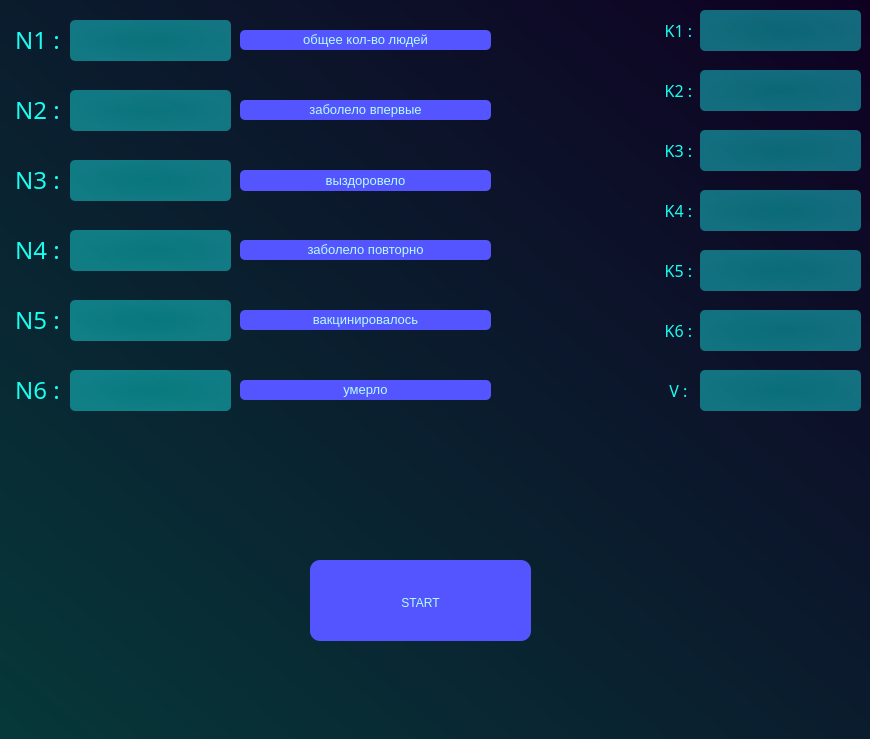
Above: window.ui from V-L-A-P-P/EpidemicSimulation before the change. Below: the same form after it.
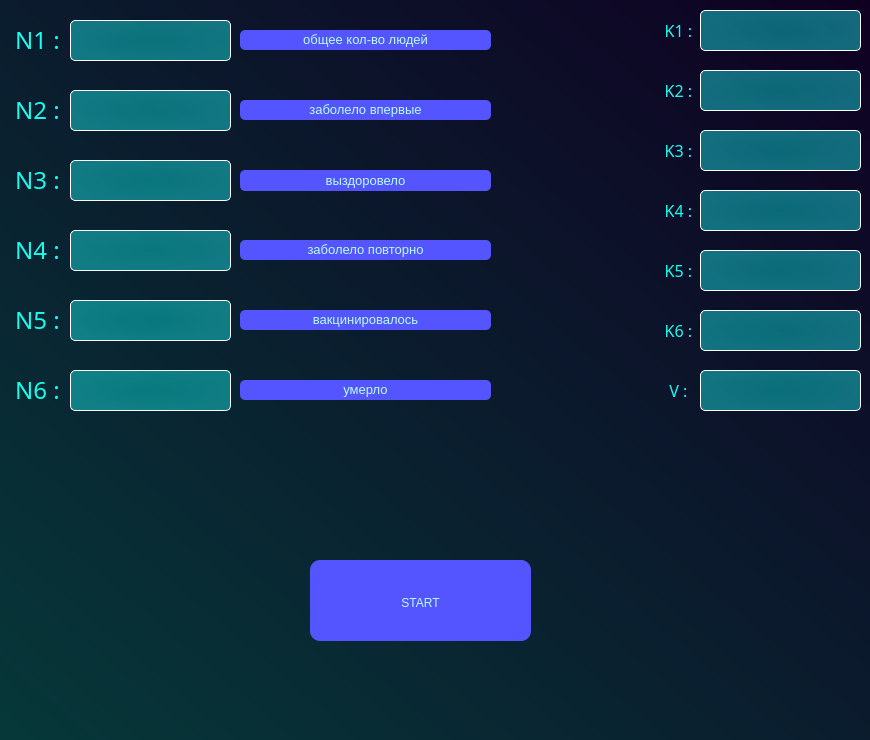
That is the form after the change.

Diff of the .ui file:
```diff
--- a/window.ui
+++ b/window.ui
@@ -7,7 +7,7 @@
     <x>0</x>
     <y>0</y>
     <width>870</width>
-    <height>739</height>
+    <height>740</height>
    </rect>
   </property>
   <property name="windowTitle">
@@ -72,10 +72,13 @@
      <string>&lt;html&gt;&lt;head/&gt;&lt;body&gt;&lt;p align=&quot;center&quot;&gt;&lt;br/&gt;&lt;/p&gt;&lt;/body&gt;&lt;/html&gt;</string>
     </property>
     <property name="styleSheet">
-     <string notr="true">background-color: qradialgradient(spread:pad, cx:0.5, cy:0.5, radius:0.5, fx:0.5, fy:0.5, stop:0 rgba(7, 248, 240, 102), stop:1 rgba(27, 255, 255, 104));
+     <string notr="true">QLineEdit{
+background-color: qradialgradient(spread:pad, cx:0.5, cy:0.5, radius:0.5, fx:0.5, fy:0.5, stop:0 rgba(7, 248, 240, 102), stop:1 rgba(27, 255, 255, 104));
 font: 14pt &quot;MS Shell Dlg 2&quot;;
 color: rgb(0, 255, 255);
-border-radius: 5px</string>
+border: 1px solid rgb(255, 255, 255);
+border-radius: 5px
+}</string>
     </property>
     <property name="text">
      <string/>
@@ -142,10 +145,13 @@
      <string>&lt;html&gt;&lt;head/&gt;&lt;body&gt;&lt;p align=&quot;center&quot;&gt;&lt;br/&gt;&lt;/p&gt;&lt;/body&gt;&lt;/html&gt;</string>
     </property>
     <property name="styleSheet">
-     <string notr="true">background-color: qradialgradient(spread:pad, cx:0.5, cy:0.5, radius:0.5, fx:0.5, fy:0.5, stop:0 rgba(7, 248, 240, 102), stop:1 rgba(27, 255, 255, 104));
+     <string notr="true">QLineEdit{
+background-color: qradialgradient(spread:pad, cx:0.5, cy:0.5, radius:0.5, fx:0.5, fy:0.5, stop:0 rgba(7, 248, 240, 102), stop:1 rgba(27, 255, 255, 104));
 font: 14pt &quot;MS Shell Dlg 2&quot;;
 color: rgb(0, 255, 255);
-border-radius: 5px</string>
+border: 1px solid rgb(255, 255, 255);
+border-radius: 5px
+}</string>
     </property>
     <property name="text">
      <string/>
@@ -344,10 +350,13 @@
      <string>&lt;html&gt;&lt;head/&gt;&lt;body&gt;&lt;p align=&quot;center&quot;&gt;&lt;br/&gt;&lt;/p&gt;&lt;/body&gt;&lt;/html&gt;</string>
     </property>
     <property name="styleSheet">
-     <string notr="true">background-color: qradialgradient(spread:pad, cx:0.5, cy:0.5, radius:0.5, fx:0.5, fy:0.5, stop:0 rgba(7, 248, 240, 102), stop:1 rgba(27, 255, 255, 104));
+     <string notr="true">QLineEdit{
+background-color: qradialgradient(spread:pad, cx:0.5, cy:0.5, radius:0.5, fx:0.5, fy:0.5, stop:0 rgba(7, 248, 240, 102), stop:1 rgba(27, 255, 255, 104));
 font: 14pt &quot;MS Shell Dlg 2&quot;;
 color: rgb(0, 255, 255);
-border-radius: 5px</string>
+border: 1px solid rgb(255, 255, 255);
+border-radius: 5px
+}</string>
     </property>
     <property name="text">
      <string/>
@@ -381,10 +390,13 @@
      <string>&lt;html&gt;&lt;head/&gt;&lt;body&gt;&lt;p align=&quot;center&quot;&gt;&lt;br/&gt;&lt;/p&gt;&lt;/body&gt;&lt;/html&gt;</string>
     </property>
     <property name="styleSheet">
-     <string notr="true">background-color: qradialgradient(spread:pad, cx:0.5, cy:0.5, radius:0.5, fx:0.5, fy:0.5, stop:0 rgba(7, 248, 240, 102), stop:1 rgba(27, 255, 255, 104));
+     <string notr="true">QLineEdit{
+background-color: qradialgradient(spread:pad, cx:0.5, cy:0.5, radius:0.5, fx:0.5, fy:0.5, stop:0 rgba(7, 248, 240, 102), stop:1 rgba(27, 255, 255, 104));
 font: 14pt &quot;MS Shell Dlg 2&quot;;
 color: rgb(0, 255, 255);
-border-radius: 5px</string>
+border: 1px solid rgb(255, 255, 255);
+border-radius: 5px
+}</string>
     </property>
     <property name="text">
      <string/>
@@ -418,10 +430,13 @@
      <string>&lt;html&gt;&lt;head/&gt;&lt;body&gt;&lt;p align=&quot;center&quot;&gt;&lt;br/&gt;&lt;/p&gt;&lt;/body&gt;&lt;/html&gt;</string>
     </property>
     <property name="styleSheet">
-     <string notr="true">background-color: qradialgradient(spread:pad, cx:0.5, cy:0.5, radius:0.5, fx:0.5, fy:0.5, stop:0 rgba(7, 248, 240, 102), stop:1 rgba(27, 255, 255, 104));
+     <string notr="true">QLineEdit{
+background-color: qradialgradient(spread:pad, cx:0.5, cy:0.5, radius:0.5, fx:0.5, fy:0.5, stop:0 rgba(7, 248, 240, 102), stop:1 rgba(27, 255, 255, 104));
 font: 14pt &quot;MS Shell Dlg 2&quot;;
 color: rgb(0, 255, 255);
-border-radius: 5px</string>
+border: 1px solid rgb(255, 255, 255);
+border-radius: 5px
+}</string>
     </property>
     <property name="text">
      <string/>
@@ -455,11 +470,13 @@
      <string>&lt;html&gt;&lt;head/&gt;&lt;body&gt;&lt;p align=&quot;center&quot;&gt;&lt;br/&gt;&lt;/p&gt;&lt;/body&gt;&lt;/html&gt;</string>
     </property>
     <property name="styleSheet">
-     <string notr="true">background-color: qradialgradient(spread:pad, cx:0.5, cy:0.5, radius:0.5, fx:0.5, fy:0.5, stop:0 rgba(7, 248, 240, 102), stop:1 rgba(27, 255, 255, 104));
+     <string notr="true">QLineEdit{
+background-color: qradialgradient(spread:pad, cx:0.5, cy:0.5, radius:0.5, fx:0.5, fy:0.5, stop:0 rgba(7, 248, 240, 102), stop:1 rgba(27, 255, 255, 104));
 font: 14pt &quot;MS Shell Dlg 2&quot;;
 color: rgb(0, 255, 255);
+border: 1px solid rgb(255, 255, 255);
 border-radius: 5px
-</string>
+}</string>
     </property>
     <property name="text">
      <string/>
@@ -493,10 +510,13 @@
      <string>&lt;html&gt;&lt;head/&gt;&lt;body&gt;&lt;p align=&quot;center&quot;&gt;&lt;br/&gt;&lt;/p&gt;&lt;/body&gt;&lt;/html&gt;</string>
     </property>
     <property name="styleSheet">
-     <string notr="true">background-color: qradialgradient(spread:pad, cx:0.5, cy:0.5, radius:0.5, fx:0.5, fy:0.5, stop:0 rgba(7, 248, 240, 102), stop:1 rgba(27, 255, 255, 104));
+     <string notr="true">QLineEdit{
+background-color: qradialgradient(spread:pad, cx:0.5, cy:0.5, radius:0.5, fx:0.5, fy:0.5, stop:0 rgba(7, 248, 240, 102), stop:1 rgba(27, 255, 255, 104));
 font: 14pt &quot;MS Shell Dlg 2&quot;;
 color: rgb(0, 255, 255);
-border-radius: 5px</string>
+border: 1px solid rgb(255, 255, 255);
+border-radius: 5px
+}</string>
     </property>
     <property name="text">
      <string/>
@@ -629,10 +649,13 @@
      <string>&lt;html&gt;&lt;head/&gt;&lt;body&gt;&lt;p align=&quot;center&quot;&gt;&lt;br/&gt;&lt;/p&gt;&lt;/body&gt;&lt;/html&gt;</string>
     </property>
     <property name="styleSheet">
-     <string notr="true">background-color: qradialgradient(spread:pad, cx:0.5, cy:0.5, radius:0.5, fx:0.5, fy:0.5, stop:0 rgba(7, 248, 240, 102), stop:1 rgba(27, 255, 255, 104));
+     <string notr="true">QLineEdit{
+background-color: qradialgradient(spread:pad, cx:0.5, cy:0.5, radius:0.5, fx:0.5, fy:0.5, stop:0 rgba(7, 248, 240, 102), stop:1 rgba(27, 255, 255, 104));
 font: 14pt &quot;MS Shell Dlg 2&quot;;
 color: rgb(0, 255, 255);
-border-radius: 5px</string>
+border: 1px solid rgb(255, 255, 255);
+border-radius: 5px
+}</string>
     </property>
     <property name="text">
      <string/>
@@ -666,10 +689,13 @@
      <string>&lt;html&gt;&lt;head/&gt;&lt;body&gt;&lt;p align=&quot;center&quot;&gt;&lt;br/&gt;&lt;/p&gt;&lt;/body&gt;&lt;/html&gt;</string>
     </property>
     <property name="styleSheet">
-     <string notr="true">background-color: qradialgradient(spread:pad, cx:0.5, cy:0.5, radius:0.5, fx:0.5, fy:0.5, stop:0 rgba(7, 248, 240, 102), stop:1 rgba(27, 255, 255, 104));
+     <string notr="true">QLineEdit{
+background-color: qradialgradient(spread:pad, cx:0.5, cy:0.5, radius:0.5, fx:0.5, fy:0.5, stop:0 rgba(7, 248, 240, 102), stop:1 rgba(27, 255, 255, 104));
 font: 14pt &quot;MS Shell Dlg 2&quot;;
 color: rgb(0, 255, 255);
-border-radius:5px</string>
+border: 1px solid rgb(255, 255, 255);
+border-radius: 5px
+}</string>
     </property>
     <property name="text">
      <string/>
@@ -736,10 +762,13 @@
      <string>&lt;html&gt;&lt;head/&gt;&lt;body&gt;&lt;p align=&quot;center&quot;&gt;&lt;br/&gt;&lt;/p&gt;&lt;/body&gt;&lt;/html&gt;</string>
     </property>
     <property name="styleSheet">
-     <string notr="true">background-color: qradialgradient(spread:pad, cx:0.5, cy:0.5, radius:0.5, fx:0.5, fy:0.5, stop:0 rgba(7, 248, 240, 102), stop:1 rgba(27, 255, 255, 104));
+     <string notr="true">QLineEdit{
+background-color: qradialgradient(spread:pad, cx:0.5, cy:0.5, radius:0.5, fx:0.5, fy:0.5, stop:0 rgba(7, 248, 240, 102), stop:1 rgba(27, 255, 255, 104));
 font: 14pt &quot;MS Shell Dlg 2&quot;;
 color: rgb(0, 255, 255);
-border-radius:5px</string>
+border: 1px solid rgb(255, 255, 255);
+border-radius: 5px
+}</string>
     </property>
     <property name="text">
      <string/>
@@ -747,9 +776,6 @@
     <property name="maxLength">
      <number>12</number>
     </property>
-    <property name="frame">
-     <bool>true</bool>
-    </property>
     <property name="cursorPosition">
      <number>0</number>
     </property>
@@ -776,11 +802,13 @@
      <string>&lt;html&gt;&lt;head/&gt;&lt;body&gt;&lt;p align=&quot;center&quot;&gt;&lt;br/&gt;&lt;/p&gt;&lt;/body&gt;&lt;/html&gt;</string>
     </property>
     <property name="styleSheet">
-     <string notr="true">background-color: qradialgradient(spread:pad, cx:0.5, cy:0.5, radius:0.5, fx:0.5, fy:0.5, stop:0 rgba(7, 248, 240, 102), stop:1 rgba(27, 255, 255, 104));
+     <string notr="true">QLineEdit{
+background-color: qradialgradient(spread:pad, cx:0.5, cy:0.5, radius:0.5, fx:0.5, fy:0.5, stop:0 rgba(7, 248, 240, 102), stop:1 rgba(27, 255, 255, 104));
 font: 14pt &quot;MS Shell Dlg 2&quot;;
 color: rgb(0, 255, 255);
-border:None;
-border-radius:5px</string>
+border: 1px solid rgb(255, 255, 255);
+border-radius: 5px
+}</string>
     </property>
     <property name="text">
      <string/>
@@ -814,10 +842,13 @@
      <string>&lt;html&gt;&lt;head/&gt;&lt;body&gt;&lt;p align=&quot;center&quot;&gt;&lt;br/&gt;&lt;/p&gt;&lt;/body&gt;&lt;/html&gt;</string>
     </property>
     <property name="styleSheet">
-     <string notr="true">background-color: qradialgradient(spread:pad, cx:0.5, cy:0.5, radius:0.5, fx:0.5, fy:0.5, stop:0 rgba(7, 248, 240, 102), stop:1 rgba(27, 255, 255, 104));
+     <string notr="true">QLineEdit{
+background-color: qradialgradient(spread:pad, cx:0.5, cy:0.5, radius:0.5, fx:0.5, fy:0.5, stop:0 rgba(7, 248, 240, 102), stop:1 rgba(27, 255, 255, 104));
 font: 14pt &quot;MS Shell Dlg 2&quot;;
 color: rgb(0, 255, 255);
-border-radius:5px</string>
+border: 1px solid rgb(255, 255, 255);
+border-radius: 5px
+}</string>
     </property>
     <property name="text">
      <string/>
@@ -884,10 +915,13 @@
      <string>&lt;html&gt;&lt;head/&gt;&lt;body&gt;&lt;p align=&quot;center&quot;&gt;&lt;br/&gt;&lt;/p&gt;&lt;/body&gt;&lt;/html&gt;</string>
     </property>
     <property name="styleSheet">
-     <string notr="true">background-color: qradialgradient(spread:pad, cx:0.5, cy:0.5, radius:0.5, fx:0.5, fy:0.5, stop:0 rgba(7, 248, 240, 102), stop:1 rgba(27, 255, 255, 104));
+     <string notr="true">QLineEdit{
+background-color: qradialgradient(spread:pad, cx:0.5, cy:0.5, radius:0.5, fx:0.5, fy:0.5, stop:0 rgba(7, 248, 240, 102), stop:1 rgba(27, 255, 255, 104));
 font: 14pt &quot;MS Shell Dlg 2&quot;;
 color: rgb(0, 255, 255);
-border-radius:5px</string>
+border: 1px solid rgb(255, 255, 255);
+border-radius: 5px
+}</string>
     </property>
     <property name="text">
      <string/>
```
